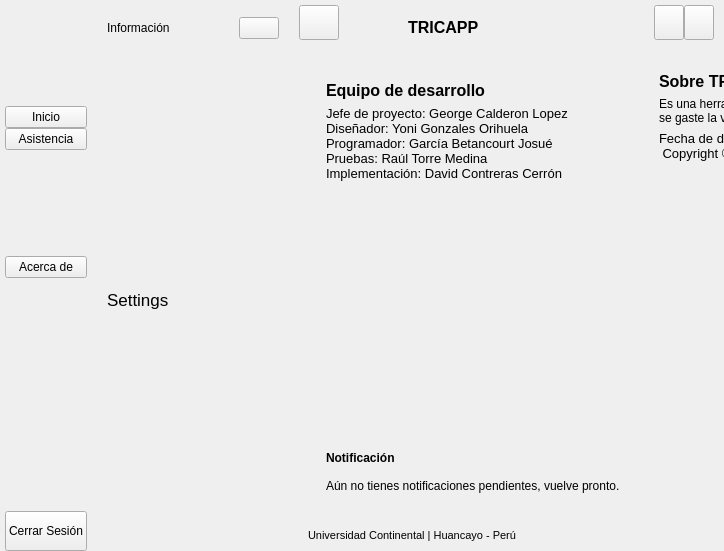
This is ui_files/UI_MainWindow.ui in JosueDanielGarciaBetancourt/AsistenciaAutomaticaLectorBarras as Qt 5 draws it before an edit; both pictures show x 0 to 724 and y 0 to 551 of the 1300 by 551 pixel window. The edited form follows.
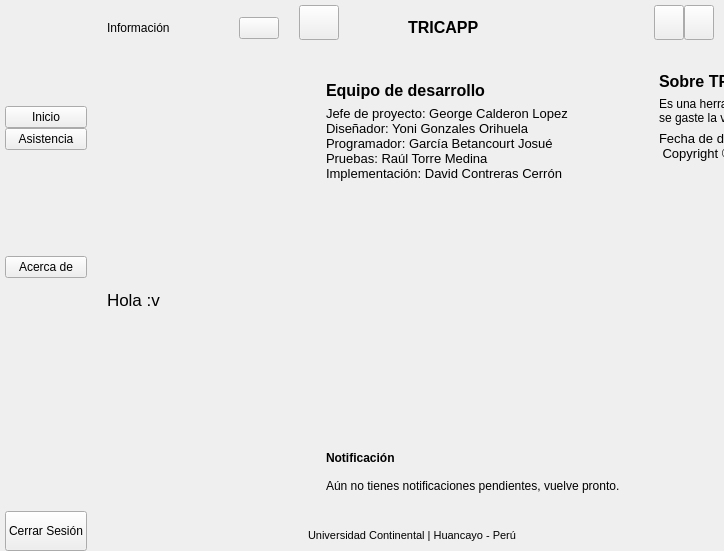
This is the edited form. Icons and pictures are not drawn.

What changed in the file:
```diff
--- a/ui_files/UI_MainWindow.ui
+++ b/ui_files/UI_MainWindow.ui
@@ -518,7 +518,7 @@
                  </font>
                 </property>
                 <property name="text">
-                 <string>Settings</string>
+                 <string>Hola :v</string>
                 </property>
                </widget>
               </item>
@@ -2367,7 +2367,7 @@
                    </property>
                   </widget>
                  </item>
-                 <item row="2" column="0">
+                 <item row="2" column="0" alignment="Qt::AlignVCenter">
                   <widget class="QLabel" name="gifProgramador">
                    <property name="text">
                     <string/>
```
Left out of the diff: 2 changed lines with no effect on the pictures.
